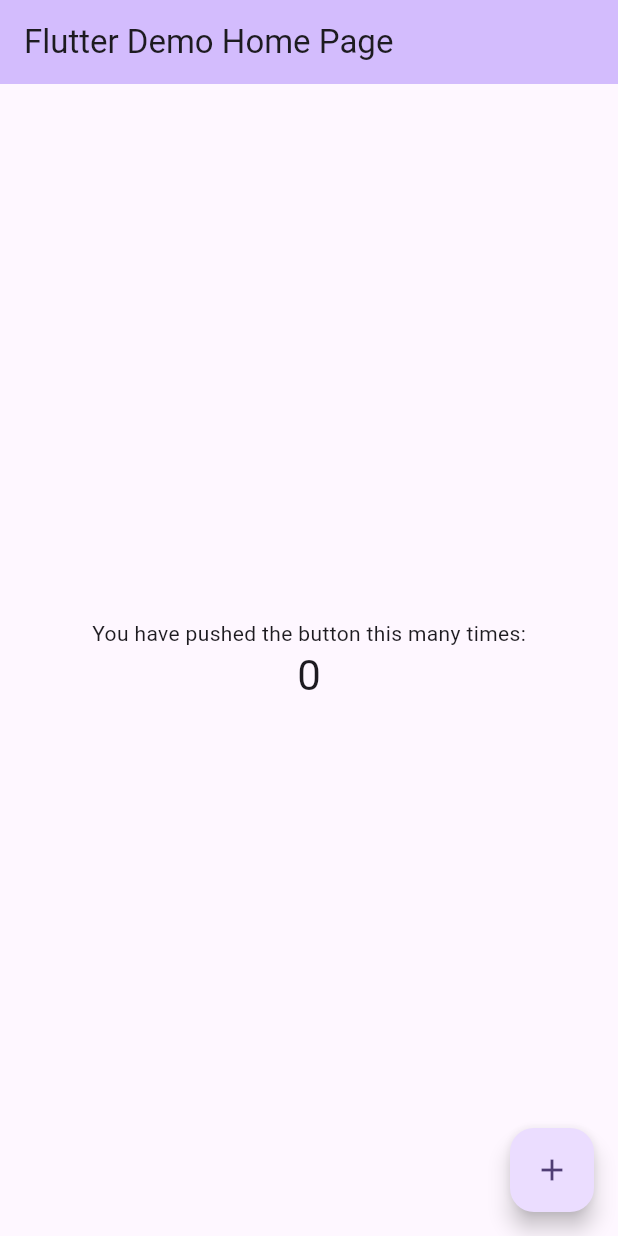
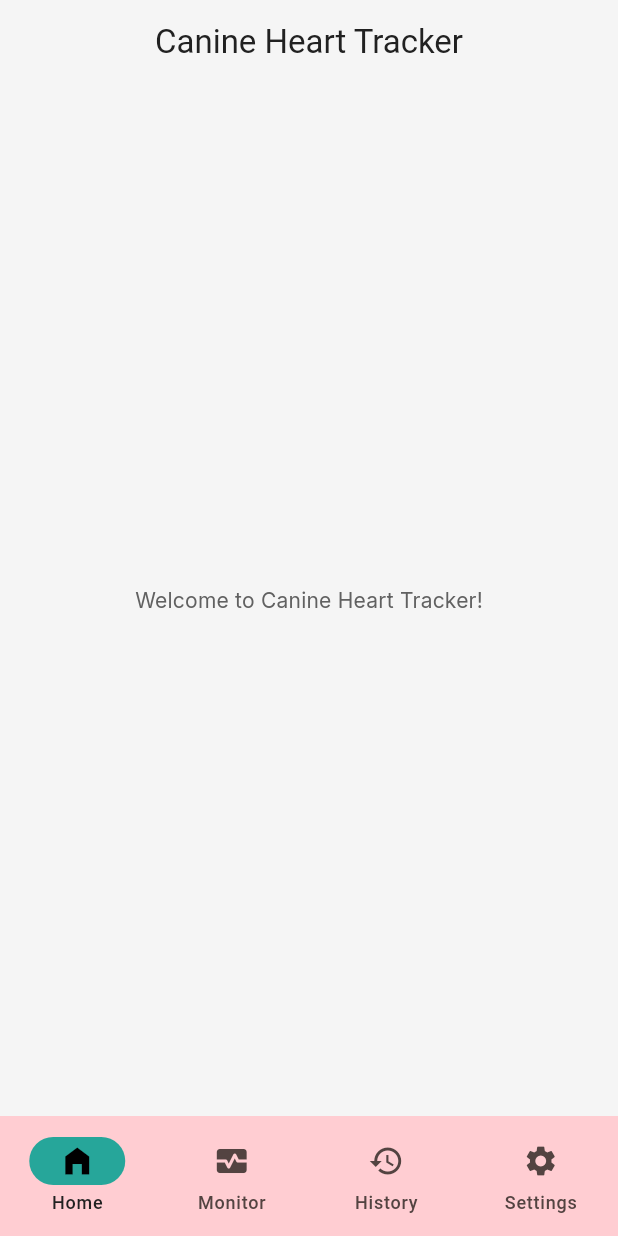
Before and after one commit to a-yum/cheart_app, a Flutter app: the screen it shows after launch, on a phone screen of 412 x 824 dp. Run offline on Flutter 3.47's test engine with Material 3 defaults, Android fonts, the light colour scheme and no system bars; our stand-ins replace google_fonts.

Commit message:
Create Navbar

```diff
--- a/lib/main.dart
+++ b/lib/main.dart
@@ -1,4 +1,6 @@
 import 'package:flutter/material.dart';
+import './theme/cheart_theme.dart';
+import './screens/home_screen.dart';
 
 void main() {
   runApp(const MyApp());
@@ -7,119 +9,12 @@
 class MyApp extends StatelessWidget {
   const MyApp({super.key});
 
-  // This widget is the root of your application.
   @override
   Widget build(BuildContext context) {
     return MaterialApp(
-      title: 'Flutter Demo',
-      theme: ThemeData(
-        // This is the theme of your application.
-        //
-        // TRY THIS: Try running your application with "flutter run". You'll see
-        // the application has a purple toolbar. Then, without quitting the app,
-        // try changing the seedColor in the colorScheme below to Colors.green
-        // and then invoke "hot reload" (save your changes or press the "hot
-        // reload" button in a Flutter-supported IDE, or press "r" if you used
-        // the command line to start the app).
-        //
-        // Notice that the counter didn't reset back to zero; the application
-        // state is not lost during the reload. To reset the state, use hot
-        // restart instead.
-        //
-        // This works for code too, not just values: Most code changes can be
-        // tested with just a hot reload.
-        colorScheme: ColorScheme.fromSeed(seedColor: Colors.deepPurple),
-        useMaterial3: true,
-      ),
-      home: const MyHomePage(title: 'Flutter Demo Home Page'),
+      title: 'Dog Health Tracker',
+      theme: CheartTheme.theme,
+      home: const HomeScreen(),
     );
   }
 }
-
-class MyHomePage extends StatefulWidget {
-  const MyHomePage({super.key, required this.title});
-
-  // This widget is the home page of your application. It is stateful, meaning
-  // that it has a State object (defined below) that contains fields that affect
-  // how it looks.
-
-  // This class is the configuration for the state. It holds the values (in this
-  // case the title) provided by the parent (in this case the App widget) and
-  // used by the build method of the State. Fields in a Widget subclass are
-  // always marked "final".
-
-  final String title;
-
-  @override
-  State<MyHomePage> createState() => _MyHomePageState();
-}
-
-class _MyHomePageState extends State<MyHomePage> {
-  int _counter = 0;
-
-  void _incrementCounter() {
-    setState(() {
-      // This call to setState tells the Flutter framework that something has
-      // changed in this State, which causes it to rerun the build method below
-      // so that the display can reflect the updated values. If we changed
-      // _counter without calling setState(), then the build method would not be
-      // called again, and so nothing would appear to happen.
-      _counter++;
-    });
-  }
-
-  @override
-  Widget build(BuildContext context) {
-    // This method is rerun every time setState is called, for instance as done
-    // by the _incrementCounter method above.
-    //
-    // The Flutter framework has been optimized to make rerunning build methods
-    // fast, so that you can just rebuild anything that needs updating rather
-    // than having to individually change instances of widgets.
-    return Scaffold(
-      appBar: AppBar(
-        // TRY THIS: Try changing the color here to a specific color (to
-        // Colors.amber, perhaps?) and trigger a hot reload to see the AppBar
-        // change color while the other colors stay the same.
-        backgroundColor: Theme.of(context).colorScheme.inversePrimary,
-        // Here we take the value from the MyHomePage object that was created by
-        // the App.build method, and use it to set our appbar title.
-        title: Text(widget.title),
-      ),
-      body: Center(
-        // Center is a layout widget. It takes a single child and positions it
-        // in the middle of the parent.
-        child: Column(
-          // Column is also a layout widget. It takes a list of children and
-          // arranges them vertically. By default, it sizes itself to fit its
-          // children horizontally, and tries to be as tall as its parent.
-          //
-          // Column has various properties to control how it sizes itself and
-          // how it positions its children. Here we use mainAxisAlignment to
-          // center the children vertically; the main axis here is the vertical
-          // axis because Columns are vertical (the cross axis would be
-          // horizontal).
-          //
-          // TRY THIS: Invoke "debug painting" (choose the "Toggle Debug Paint"
-          // action in the IDE, or press "p" in the console), to see the
-          // wireframe for each widget.
-          mainAxisAlignment: MainAxisAlignment.center,
-          children: <Widget>[
-            const Text(
-              'You have pushed the button this many times:',
-            ),
-            Text(
-              '$_counter',
-              style: Theme.of(context).textTheme.headlineMedium,
-            ),
-          ],
-        ),
-      ),
-      floatingActionButton: FloatingActionButton(
-        onPressed: _incrementCounter,
-        tooltip: 'Increment',
-        child: const Icon(Icons.add),
-      ), // This trailing comma makes auto-formatting nicer for build methods.
-    );
-  }
-}
--- a/lib/screens/home_screen.dart
+++ b/lib/screens/home_screen.dart
@@ -0,0 +1,33 @@
+import 'package:flutter/material.dart';
+import 'package:cheart/widgets/navbar.dart';
+
+class HomeScreen extends StatefulWidget {
+  const HomeScreen({super.key});
+
+  @override
+  State<HomeScreen> createState() => _HomeScreenState();
+}
+
+class _HomeScreenState extends State<HomeScreen> {
+  int _selectedIndex = 0;
+
+  void _onDestinationSelected(int index) {
+    setState(() {
+      _selectedIndex = index;
+    });
+  }
+
+  @override
+  Widget build(BuildContext context) {
+    return Scaffold(
+      appBar: AppBar(
+        title: Text('Canine Heart Tracker'),
+        centerTitle: true,
+      ),
+      body: Center(
+        child: Text('Welcome to Canine Heart Tracker!'), // Placeholder content
+      ),
+      bottomNavigationBar: Navbar(),
+    );
+  }
+}
--- /dev/null
+++ b/lib/theme/cheart_theme.dart
@@ -0,0 +1,99 @@
+import 'package:flutter/material.dart';
+import 'package:google_fonts/google_fonts.dart';
+
+class CheartTheme {
+  // Primary Color for seed generation
+  static const Color primaryRed = Color(0xFFB71C1C);
+  // Additional colors for specific use cases
+  static const Color accentMint = Color(0xFF26A69A);
+  static const Color textLight = Color(0xFF616161);
+
+  // Gradient for heart rate visualization
+  static const List<Color> heartRateGradient = [
+    Color(0xFFE53935),
+    Color(0xFFEF5350),
+  ];
+
+  // Helper method for accessible text styles
+  static TextStyle _createAccessibleTextStyle({
+    required String fontFamily,
+    required double fontSize,
+    required Color color,
+    required FontWeight weight,
+  }) {
+    return GoogleFonts.getFont(
+      fontFamily,
+      fontSize: fontSize,
+      fontWeight: weight,
+      color: color,
+      height: 1.5,
+      letterSpacing: 0.15,
+    );
+  }
+
+  static ThemeData get theme => ThemeData(
+        useMaterial3: true,
+        colorScheme: ColorScheme.fromSeed(
+          seedColor: primaryRed,
+          brightness: Brightness.light,
+        ).copyWith(
+          primaryContainer: primaryRed,
+          onPrimaryContainer: Colors.white,
+          secondaryContainer: accentMint,
+          onSecondaryContainer: Colors.black,
+          // Error states
+          error: Color(0xFFD32F2F),
+          onError: Colors.white,
+          // Surface colors
+          surface: Color(0xFFF5F5F5),
+          onSurface: Color(0xFF212121),
+        ),
+
+        // Typography
+        textTheme: TextTheme(
+          headlineLarge: _createAccessibleTextStyle(
+            fontFamily: 'Outfit',
+            fontSize: 32,
+            color: Color(0xFF212121),
+            weight: FontWeight.bold,
+          ),
+          headlineMedium: _createAccessibleTextStyle(
+            fontFamily: 'Outfit',
+            fontSize: 24,
+            color: Color(0xFF212121),
+            weight: FontWeight.w600,
+          ),
+          bodyLarge: _createAccessibleTextStyle(
+            fontFamily: 'Inter',
+            fontSize: 16,
+            color: Color(0xFF212121),
+            weight: FontWeight.normal,
+          ),
+          bodyMedium: _createAccessibleTextStyle(
+            fontFamily: 'Inter',
+            fontSize: 14,
+            color: textLight,
+            weight: FontWeight.normal,
+          ),
+        ),
+
+        // Card Theme
+        cardTheme: CardTheme(
+          elevation: 0,
+          shape: RoundedRectangleBorder(
+            borderRadius: BorderRadius.circular(16),
+          ),
+        ),
+
+        // Button Theme
+        elevatedButtonTheme: ElevatedButtonThemeData(
+          style: ElevatedButton.styleFrom(
+            padding: EdgeInsets.symmetric(horizontal: 24, vertical: 12),
+            shape: RoundedRectangleBorder(
+              borderRadius: BorderRadius.circular(12),
+            ),
+            minimumSize: Size(44, 44),
+          ),
+        ),
+      );
+}
--- /dev/null
+++ b/lib/widgets/navbar.dart
@@ -0,0 +1,51 @@
+import 'package:flutter/material.dart';
+
+class Navbar extends StatefulWidget {
+  const Navbar({super.key});
+
+  @override
+  _NavbarState createState() => _NavbarState();
+}
+
+class _NavbarState extends State<Navbar> {
+  int _selectedIndex = 0; // Tracks selected index (default to 0)
+
+  void _onDestinationSelected(int index) {
+    setState(() {
+      _selectedIndex = index; // Update selected index on tap
+    });
+  }
+
+  @override
+  Widget build(BuildContext context) {
+    const Color navbarBackgroundColor = Color(0xFFFFCDD2); // 0xFFFFCDD2
+
+    return NavigationBar(
+      selectedIndex: _selectedIndex,
+      onDestinationSelected: _onDestinationSelected,
+      backgroundColor: navbarBackgroundColor,
+      destinations: [
+        NavigationDestination(
+          icon: Icon(Icons.home),
+          label: 'Home',
+          selectedIcon: Icon(Icons.home_filled),
+        ),
+        NavigationDestination(
+          icon: Icon(Icons.monitor_heart),
+          label: 'Monitor',
+          selectedIcon: Icon(Icons.monitor_heart_outlined),
+        ),
+        NavigationDestination(
+          icon: Icon(Icons.history),
+          label: 'History',
+          selectedIcon: Icon(Icons.history_rounded),
+        ),
+        NavigationDestination(
+          icon: Icon(Icons.settings),
+          label: 'Settings',
+          selectedIcon: Icon(Icons.settings_applications),
+        ),
+      ],
+    );
+  }
+}
--- a/pubspec.yaml
+++ b/pubspec.yaml
@@ -34,6 +34,7 @@ dependencies:
   # The following adds the Cupertino Icons font to your application.
   # Use with the CupertinoIcons class for iOS style icons.
   cupertino_icons: ^1.0.8
+  google_fonts: ^6.2.1
 
 dev_dependencies:
   flutter_test:
@@ -48,6 +49,7 @@ dev_dependencies:
 
 # For information on the generic Dart part of this file, see the
 # following page: https://dart.dev/tools/pub/pubspec
+
 
 # The following section is specific to Flutter packages.
 flutter:
```
Also changed, not shown: pubspec.lock, 1 other file.
